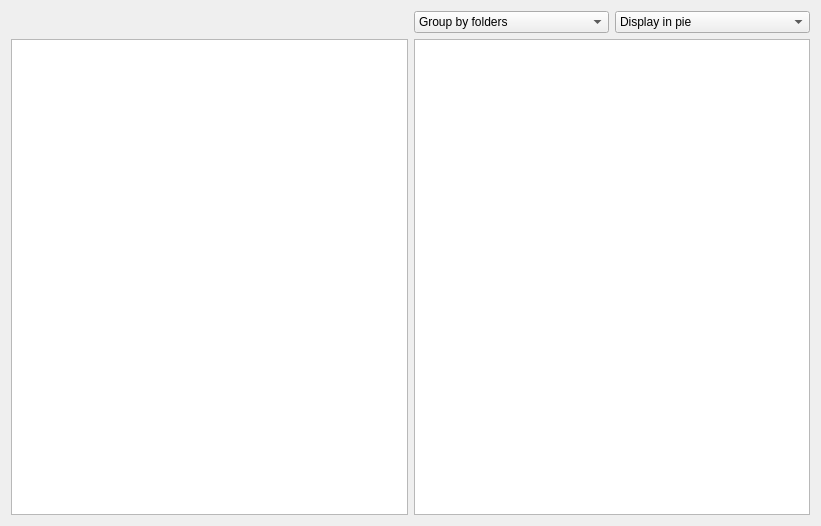
unitedtimur/laboratory3_QT_CMAKE, file ui/Explorer.ui: the form before one commit.
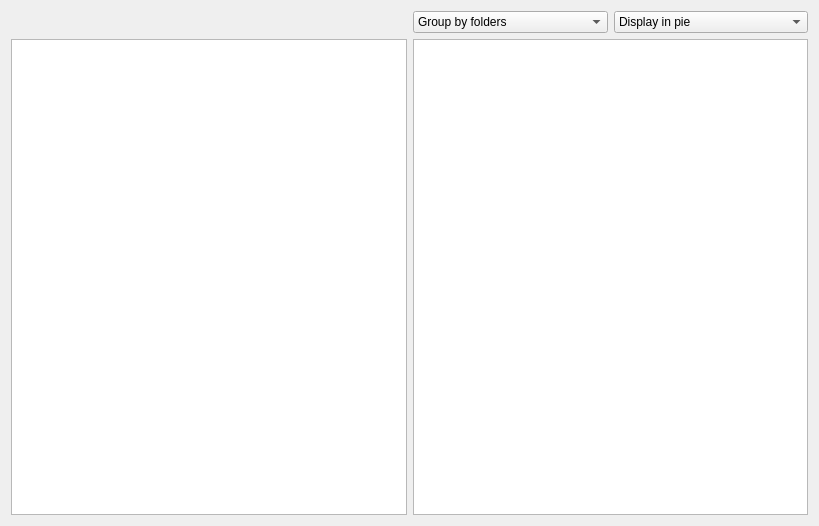
The form after the commit.

Diff of the .ui file:
```diff
--- a/ui/Explorer.ui
+++ b/ui/Explorer.ui
@@ -6,7 +6,7 @@
    <rect>
     <x>0</x>
     <y>0</y>
-    <width>821</width>
+    <width>819</width>
     <height>526</height>
    </rect>
   </property>
```
Left out of the diff: 6 changed lines with no effect on the pictures.
